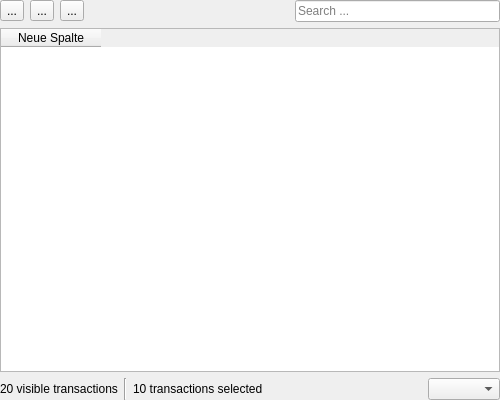
dlbuchholz/aion-mirror, file ui/transactionlistwidget.ui: the form before one commit.
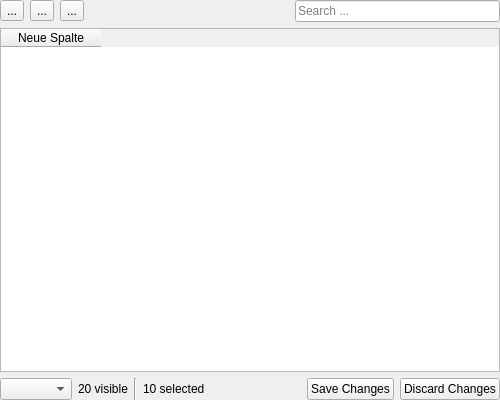
The form after the commit. Icons and pictures are not drawn. Custom widgets are drawn as their Qt base class.

Commit message: Allow creating, editing and saving transactions in TransactionListWidget

What changed in the file:
```diff
--- a/ui/transactionlistwidget.ui
+++ b/ui/transactionlistwidget.ui
@@ -100,10 +100,13 @@
      <property name="rightMargin">
       <number>0</number>
      </property>
+     <item>
+      <widget class="CheckableComboBox" name="checkableComboBox"/>
+     </item>
      <item>
       <widget class="QLabel" name="label">
        <property name="text">
-        <string>20 visible transactions</string>
+        <string>20 visible</string>
        </property>
       </widget>
      </item>
@@ -117,7 +120,7 @@
      <item>
       <widget class="QLabel" name="label_2">
        <property name="text">
-        <string>10 transactions selected</string>
+        <string>10 selected</string>
        </property>
       </widget>
      </item>
@@ -135,7 +138,31 @@
       </spacer>
      </item>
      <item>
-      <widget class="CheckableComboBox" name="checkableComboBox"/>
+      <layout class="QHBoxLayout" name="buttonLayout">
+       <property name="rightMargin">
+        <number>0</number>
+       </property>
+       <item>
+        <widget class="QPushButton" name="saveButton">
+         <property name="text">
+          <string>Save Changes</string>
+         </property>
+         <property name="icon">
+          <iconset theme="QIcon::ThemeIcon::SyncSynchronizing"/>
+         </property>
+        </widget>
+       </item>
+       <item>
+        <widget class="QPushButton" name="discardButton">
+         <property name="text">
+          <string>Discard Changes</string>
+         </property>
+         <property name="icon">
+          <iconset theme="QIcon::ThemeIcon::EditUndo"/>
+         </property>
+        </widget>
+       </item>
+      </layout>
      </item>
     </layout>
    </item>
```
The commit also changes 10 other files.
